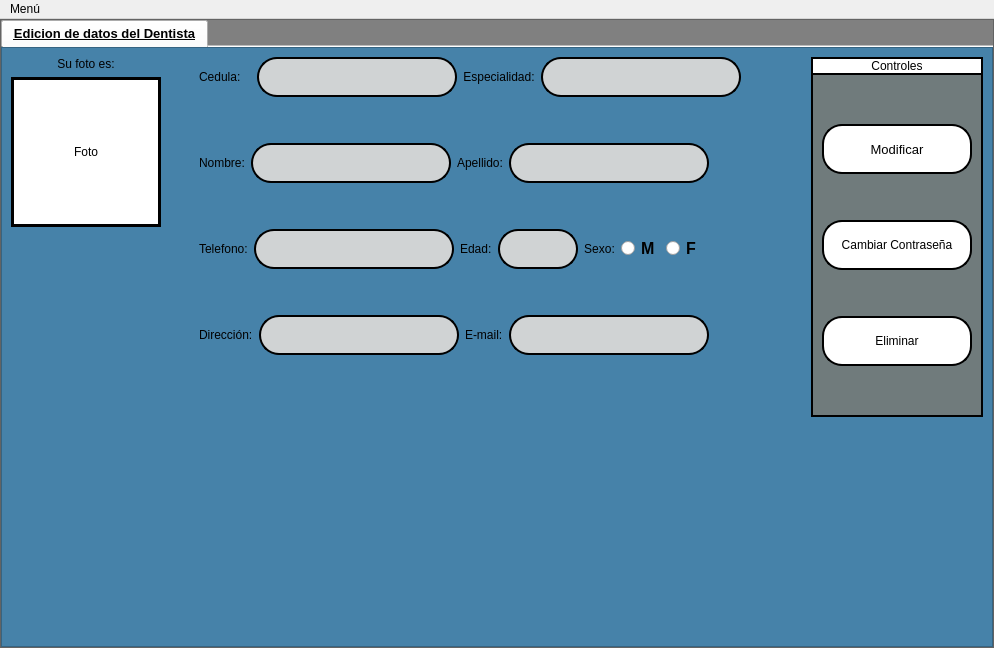
First picture: the form in interfaces/edicion.ui, repository Reinaldito04/App-Consultas-y-Historias-Medicas, before the edit.
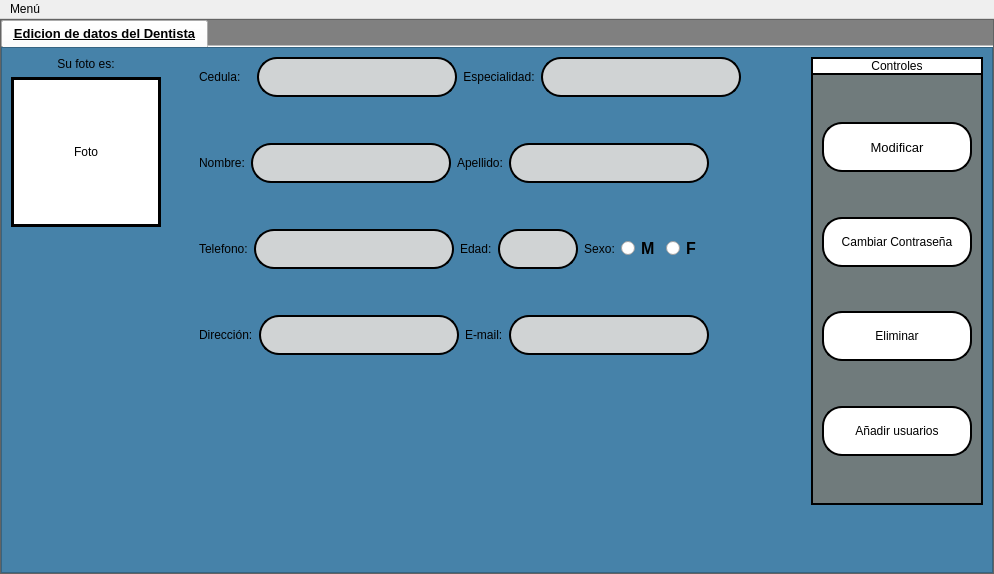
Second picture: the form after the edit. Icons and pictures are not drawn.

Patch:
```diff
--- a/interfaces/edicion.ui
+++ b/interfaces/edicion.ui
@@ -7,7 +7,7 @@
     <x>0</x>
     <y>0</y>
     <width>994</width>
-    <height>648</height>
+    <height>574</height>
    </rect>
   </property>
   <property name="windowTitle">
@@ -799,6 +799,32 @@
                          </property>
                         </spacer>
                        </item>
+                       <item>
+                        <widget class="QPushButton" name="btn_adduser">
+                         <property name="minimumSize">
+                          <size>
+                           <width>150</width>
+                           <height>50</height>
+                          </size>
+                         </property>
+                         <property name="text">
+                          <string>Añadir usuarios</string>
+                         </property>
+                        </widget>
+                       </item>
+                       <item>
+                        <spacer name="verticalSpacer_34">
+                         <property name="orientation">
+                          <enum>Qt::Vertical</enum>
+                         </property>
+                         <property name="sizeHint" stdset="0">
+                          <size>
+                           <width>20</width>
+                           <height>40</height>
+                          </size>
+                         </property>
+                        </spacer>
+                       </item>
                       </layout>
                      </item>
                     </layout>
```
Left out of the diff: 2 changed lines with no effect on the pictures.
